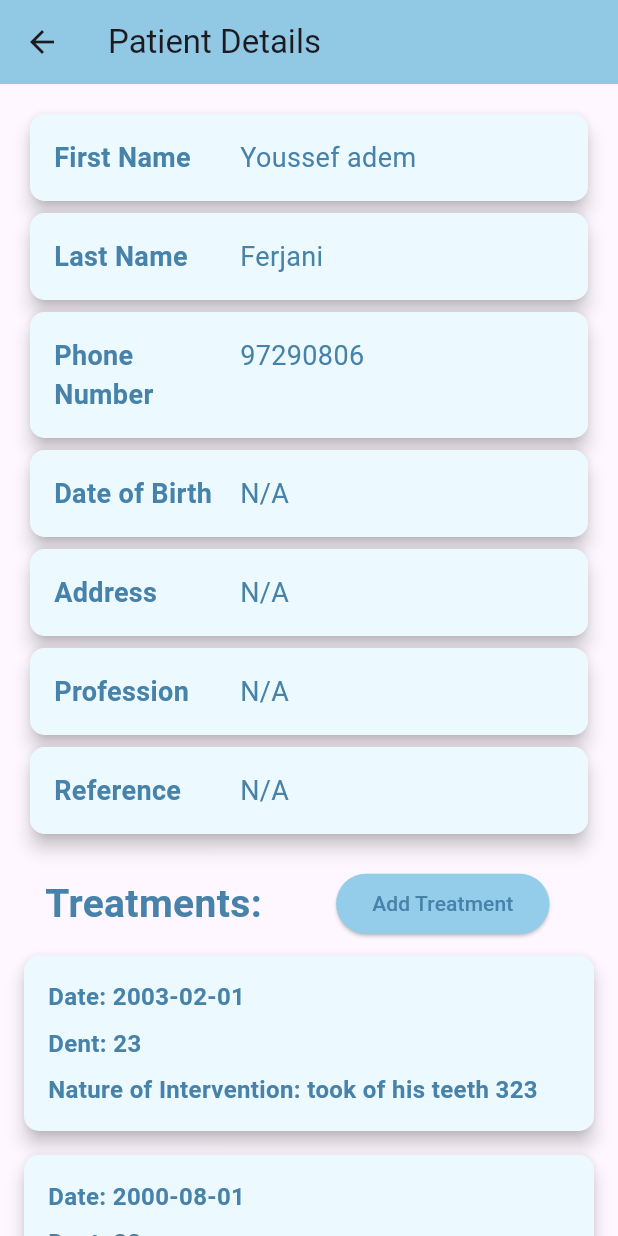
After one commit to ferjani69/finale, a Flutter app: the screen it shows after launch, after a tap on "Youssef adem", on a phone screen of 412 x 824 dp. The commit adds this screen. Run offline on Flutter 3.47's test engine with Material 3 defaults, Android fonts, the phone set to English and light mode, and no system bars; our stand-ins replace image_picker.

Commit message:
all project

```diff
--- a/lib/AddPatientPage.dart
+++ b/lib/AddPatientPage.dart
@@ -1,4 +1,5 @@
 import 'package:flutter/material.dart';
+import 'package:image_picker/image_picker.dart';
 class AddPatientPage extends StatelessWidget {
   final GlobalKey<FormState> _formkey = GlobalKey<FormState>();
 
@@ -20,6 +21,18 @@ class AddPatientPage extends StatelessWidget {
     }
     return null;
   }
+  Future<void> _openCamera(BuildContext context) async {
+    final ImagePicker _picker = ImagePicker();
+    final XFile? image = await _picker.pickImage(source: ImageSource.camera);
+
+    if (image != null) {
+      // Handle the captured image
+      // You can process the captured image here
+    } else {
+      // Handle if no image is captured
+    }
+  }
+
 
   @override
   Widget build(BuildContext context) {
@@ -32,7 +45,7 @@ class AddPatientPage extends StatelessWidget {
           IconButton(
             padding: const EdgeInsets.only(right: 30.0), // Adjust the padding as needed for spacing
             onPressed: () {
-              // Action to perform when the camera icon is pressed
+              _openCamera(context);
             },
             icon: const Icon(Icons.camera_alt),
           ),
--- /dev/null
+++ b/lib/ViewPatientPage.dart
@@ -0,0 +1,156 @@
+import 'package:flutter/material.dart';
+import 'package:intl/intl.dart';
+import 'package:search/treatmentlist.dart';
+import 'package:search/patient.dart';
+
+class ViewPatientPage extends StatelessWidget {
+  final Patient patient;
+
+  const ViewPatientPage({super.key, required this.patient});
+
+  @override
+  Widget build(BuildContext context) {
+    return Scaffold(
+      appBar: AppBar(
+        title: const Text('Patient Details'),
+        backgroundColor: const Color(0xff91C8E4),
+      ),
+      body: SingleChildScrollView(
+        child: Padding(
+          padding: const EdgeInsets.all(16.0),
+          child: Column(
+            crossAxisAlignment: CrossAxisAlignment.start,
+            children: [
+              _buildInfoItem(title: 'First Name', value: patient.pname ?? "N/A"),
+              _buildInfoItem(title: 'Last Name', value: patient.plname ?? "N/A"),
+              _buildInfoItem(title: 'Phone Number', value: patient.telnum?.toString() ?? "N/A"),
+              _buildInfoItem(
+                title: 'Date of Birth',
+                value: patient.daten != null ? DateFormat('yyyy-MM-dd').format(patient.daten!) : 'N/A',
+              ),
+              _buildInfoItem(title: 'Address', value: patient.adress ?? "N/A"),
+              _buildInfoItem(title: 'Profession', value: patient.proff ?? "N/A"),
+              _buildInfoItem(title: 'Reference', value: patient.ref ?? "N/A"),
+              const SizedBox(height: 16.0), // Add some space between patient details and treatments
+              Row(
+                children: [
+                  const Padding(
+                    padding: EdgeInsets.all(8.0),
+                    child: Text(
+                      ' Treatments:  ',
+                      style: TextStyle(fontSize: 26.0, fontWeight: FontWeight.bold, color: Color(0xff4682A9)),
+                    ),
+                  ),
+                  const SizedBox(width: 8.0),
+                  Padding(
+                    padding: const EdgeInsets.only(left: 20.0),
+                    child: ElevatedButton(
+                      onPressed: () {
+                        // Handle adding treatment
+                      },
+                      style: ElevatedButton.styleFrom(backgroundColor: const Color(0xff93cdea)),
+                      child: const Text('Add Treatment', style: TextStyle(color: Color(0xff4682A9))),
+                    ),
+                  ),
+                ],
+              ),
+              ListView.builder(
+                shrinkWrap: true,
+                physics: NeverScrollableScrollPhysics(), // Disable ListView scrolling
+                itemCount: treatment_list.length,
+                itemBuilder: (context, index) {
+                  final treatment = treatment_list[index];
+                  return _buildTreatmentItem(treatment);
+                },
+              ),
+            ],
+          ),
+        ),
+      ),
+    );
+  }
+
+  Widget _buildTreatmentItem(treatment) {
+    return Card(
+      color: const Color(0xffECF9FF),
+
+      elevation: 5.0,
+      shape: RoundedRectangleBorder(
+        borderRadius: BorderRadius.circular(10.0),
+      ),
+      margin: const EdgeInsets.symmetric(vertical: 8.0),
+      child: Padding(
+        padding: const EdgeInsets.all(16.0),
+        child: Column(
+          crossAxisAlignment: CrossAxisAlignment.start,
+          children: [
+            Text(
+              'Date: ${DateFormat('yyyy-MM-dd').format(treatment.datetreat!)}',
+              style: const TextStyle(fontSize: 16.0,fontWeight: FontWeight.bold,
+                color: Color(0xff4682A9),
+              ),
+            ),
+            const SizedBox(height: 8.0),
+            Text(
+              'Dent: ${treatment.dent}',
+              style: const TextStyle(fontSize: 16.0,fontWeight: FontWeight.bold,
+                color: Color(0xff4682A9),
+              ),
+            ),
+            const SizedBox(height: 8.0),
+            Text(
+              'Nature of Intervention: ${treatment.natureinterv}',
+              style: const TextStyle(fontSize: 16.0,fontWeight: FontWeight.bold,
+                color: Color(0xff4682A9),
+              ),
+            ),
+          ],
+        ),
+      ),
+    );
+  }
+
+  Widget _buildInfoItem({required String title, required String value}) {
+    return Card(
+
+      elevation: 5.0,
+      shape: RoundedRectangleBorder(
+        borderRadius: BorderRadius.circular(10.0),
+      ),
+      child: Container(
+        padding: const EdgeInsets.all(16.0),
+        decoration: BoxDecoration(
+          color: const Color(0xffECF9FF),
+          borderRadius: BorderRadius.circular(10.0),
+        ),
+        child: Row(
+          crossAxisAlignment: CrossAxisAlignment.start,
+          children: [
+            Expanded(
+              flex: 1,
+              child: Text(
+                title,
+                style: const TextStyle(
+                  color: Color(0xff4682A9),
+                  fontSize: 18.0,
+                  fontWeight: FontWeight.bold,
+                ),
+              ),
+            ),
+            const SizedBox(width: 16.0),
+            Expanded(
+              flex: 2,
+              child: SingleChildScrollView(
+                scrollDirection: Axis.horizontal,
+                child: Text(
+                  value,
+                  style: const TextStyle(fontSize: 18.0, color: Color(0xff4682A9)),
+                ),
+              ),
+            ),
+          ],
+        ),
+      ),
+    );
+  }
+}
--- a/lib/main.dart
+++ b/lib/main.dart
@@ -3,6 +3,7 @@ import 'package:search/AddPatientPage.dart';
 import 'package:search/patient.dart';
 import 'package:search/edit_patient_page.dart';
 import 'ptientsList.dart';
+import 'package:search/ViewPatientPage.dart';
 void main() {
   runApp(const MyApp());
 }
@@ -25,6 +26,8 @@ class SearchPage extends StatefulWidget {
   @override
   State<SearchPage> createState() => _SearchPageState();
 }
+
+
 
 
 
@@ -94,6 +97,7 @@ class _SearchPageState extends State<SearchPage> {
             ),
             const SizedBox(height: 10.00,),
             TextField(
+
               onChanged: (value) => updatelist(value),
               decoration: InputDecoration(
                 filled: true,
@@ -116,6 +120,7 @@ class _SearchPageState extends State<SearchPage> {
                         // Action to perform when the "Add Patient" button is pressed
                         // For example, you can navigate to a new screen to add a patient
                       },
+
                       icon: const Icon(Icons.person_add),
                       color: Colors.white,
                     ),
@@ -128,9 +133,19 @@ class _SearchPageState extends State<SearchPage> {
             const SizedBox(height: 10.00,),
             Expanded(
               child: ListView.builder(
+
                 itemCount: display_list.length,
-
-                itemBuilder: (BuildContext context, index) => Container(
+                itemBuilder: (BuildContext context, index) => GestureDetector(
+                  onTap: () {
+                    // Navigate to the view patient page with the selected patient's details
+                    Navigator.push(
+                      context,
+                      MaterialPageRoute(
+                        builder: (context) => ViewPatientPage(patient: display_list[index]),
+                      ),
+                    );
+                  },
+                  child : Container(
                   width: MediaQuery.of(context).size.width,
                   padding: const EdgeInsets.all(8.0),
                   child: Card(
@@ -199,7 +214,7 @@ class _SearchPageState extends State<SearchPage> {
                   ),
                 ),
               ),
-            ),
+            ),)
           ],
         ),
       ),
--- /dev/null
+++ b/lib/treatement.dart
@@ -0,0 +1,47 @@
+class treatement {
+  String? _id;
+  DateTime? _datetreat;
+  int? _dent;
+  String? _natureinterv;
+
+  String? get id => _id;
+
+  set id(String? value) {
+    _id = value;
+  }
+
+  int? _doit;
+  int? _recu;
+
+  treatement(this._id,this._datetreat, this._dent, this._natureinterv, this._doit, this._recu,);
+
+  DateTime? get datetreat => _datetreat;
+
+  set datetreat(DateTime? value) {
+    _datetreat = value;
+  }
+
+  int? get dent => _dent;
+
+  set dent(int? value) {
+    _dent = value;
+  }
+
+  String? get natureinterv => _natureinterv;
+
+  set natureinterv(String? value) {
+    _natureinterv = value;
+  }
+
+  int? get doit => _doit;
+
+  set doit(int? value) {
+    _doit = value;
+  }
+
+  int? get recu => _recu;
+
+  set recu(int? value) {
+    _recu = value;
+  }
+}
--- /dev/null
+++ b/lib/treatmentlist.dart
@@ -0,0 +1,17 @@
+import 'package:search/patient.dart';
+import 'package:search/treatement.dart';
+import 'package:intl/intl.dart';
+final List<treatement> treatment_list = [
+  treatement("fgfggfggfgf", DateTime(2003, 2, 1), 23, "took of his teeth 323", 50, 40),
+  treatement("fgfggfggf", DateTime(2000, 8, 1), 23, "detartage", 50, 40),
+  treatement("fgfgzhhzhz", DateTime(1980, 2, 1), 22, "Scan", 50, 40),
+  treatement("fgfgzhhzh", DateTime(1950, 2, 1), 8, "took of his teeth 323", 50, 40),
+  treatement("fgfgzhhz", DateTime(1970, 2, 1), 5, "took of his teeth 323", 50, 40),
+  treatement("fgfggfggfgf", DateTime(2003, 2, 1), 23, "took of his teeth 323", 50, 40),
+  treatement("fgfggfggf", DateTime(2000, 8, 1), 23, "detartage", 50, 40),
+  treatement("fgfgzhhzhz", DateTime(1980, 2, 1), 22, "Scan", 50, 40),
+  treatement("fgfgzhhzh", DateTime(1950, 2, 1), 8, "took of his teeth 323", 50, 40),
+  treatement("fgfgzhhz", DateTime(1970, 2, 1), 5, "took of his teeth 323", 50, 40),
+];
+
+List<treatement> display_list = List.from(treatment_list);
--- a/pubspec.yaml
+++ b/pubspec.yaml
@@ -31,7 +31,9 @@ dependencies:
   search_page: ^2.3.0
   flutter_form_builder: ^9.2.1
   flutter_auto_form: ^1.0.6
-
+  image_picker: ^1.0.7
+  camera: ^0.10.5+9
+  permission_handler: ^9.0.0
   flutter:
     sdk: flutter
 
```
Also changed, not shown: pubspec.lock, 7 other files.
